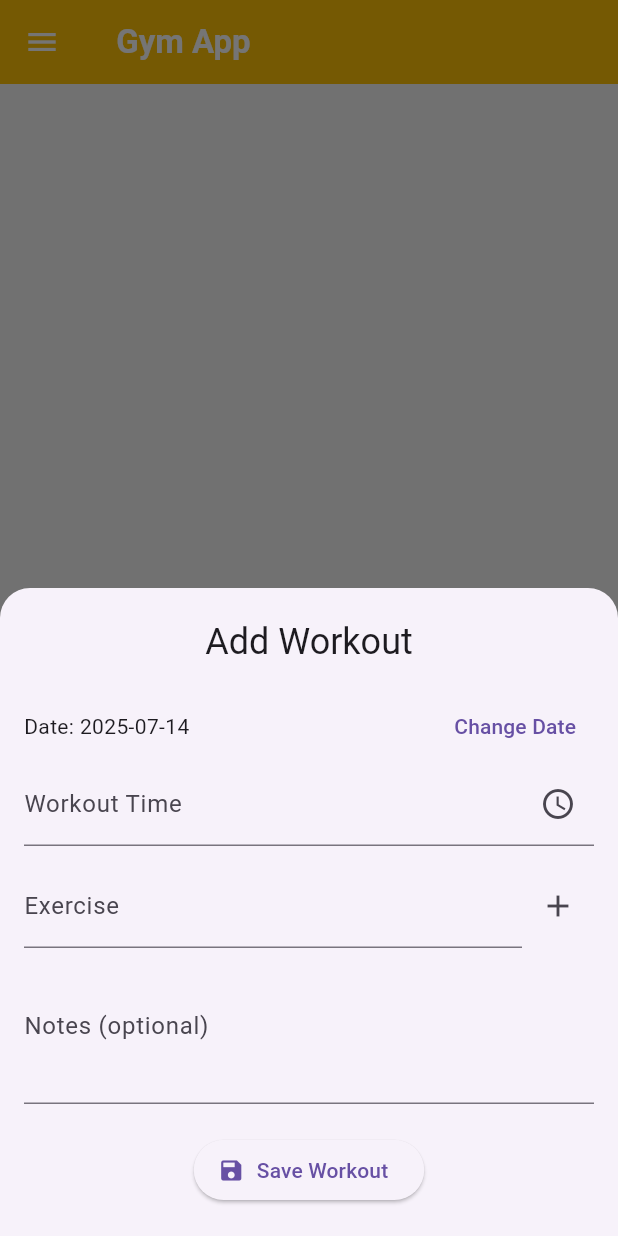
After one commit to sujanae/Gym_Buddy, a Flutter app: the screen it shows after launch, after a tap on "Add Workout", on a phone screen of 412 x 824 dp. The commit adds this screen. Run offline on Flutter 3.47's test engine with Material 3 defaults, Android fonts, the phone set to English and light mode, and no system bars; our stand-ins replace hive, hive_flutter; accounts and stored records are empty.

Commit message:
ft:app theme and adding workouts

```diff
--- /dev/null
+++ b/devtools_options.yaml
@@ -0,0 +1,3 @@
+description: This file stores settings for Dart & Flutter DevTools.
+documentation: https://docs.flutter.dev/tools/devtools/extensions#configure-extension-enablement-states
+extensions:
--- a/lib/main.dart
+++ b/lib/main.dart
@@ -1,19 +1,31 @@
 import 'package:flutter/material.dart';
 import 'package:gym_app/models/workout_note.dart';
 import 'package:gym_app/pages/home_page.dart';
+import 'package:gym_app/theme/theme_provider.dart';
 
 import 'package:hive_flutter/adapters.dart';
 import 'package:path_provider/path_provider.dart';
+import 'package:provider/provider.dart';
 
 void main() async {
-  WidgetsFlutterBinding.ensureInitialized();
+  WidgetsFlutterBinding.ensureInitialized(); //for using platform channels like accessing files
 
-  final dir = await getApplicationDocumentsDirectory();
-  await Hive.initFlutter(dir.path);
-  Hive.registerAdapter(WorkoutNoteAdapter());
-  await Hive.openBox<WorkoutNote>('workout_notes');
+  final dir =
+      await getApplicationDocumentsDirectory(); //get a path to write the notes in app directory
+  await Hive.initFlutter(dir.path); //initialize hive at that path
+  Hive.registerAdapter(
+    WorkoutNoteAdapter(),
+  ); //registers a type adapter for the model,becoz hive dont know dart class
+  await Hive.openBox<WorkoutNote>(
+    'workout_notes',
+  ); //opening a hive box for further things
 
-  runApp(const MyApp());
+  runApp(
+    ChangeNotifierProvider(
+      create: (_) => ThemeProvider(),
+      child: const MyApp(),
+    ),
+  );
 }
 
 class MyApp extends StatelessWidget {
@@ -21,6 +33,37 @@ class MyApp extends StatelessWidget {
 
   @override
   Widget build(BuildContext context) {
-    return MaterialApp(home: HomePage());
+    final themeProvider = Provider.of<ThemeProvider>(context);
+
+    return MaterialApp(
+      title: 'Gym Notes',
+      debugShowCheckedModeBanner: false,
+      themeMode: themeProvider.themeMode,
+      theme: ThemeData(
+        brightness: Brightness.light,
+        primarySwatch: themeProvider.primaryColor,
+        scaffoldBackgroundColor: const Color(0xFFF7F7F7),
+        appBarTheme: AppBarTheme(
+          backgroundColor: themeProvider.primaryColor,
+          foregroundColor: Colors.white,
+        ),
+        floatingActionButtonTheme: FloatingActionButtonThemeData(
+          backgroundColor: themeProvider.primaryColor,
+        ),
+      ),
+      darkTheme: ThemeData(
+        brightness: Brightness.dark,
+        primarySwatch: themeProvider.primaryColor,
+        scaffoldBackgroundColor: const Color(0xFF121212),
+        appBarTheme: AppBarTheme(
+          backgroundColor: themeProvider.primaryColor.shade700,
+          foregroundColor: Colors.white,
+        ),
+        floatingActionButtonTheme: FloatingActionButtonThemeData(
+          backgroundColor: themeProvider.primaryColor.shade400,
+        ),
+      ),
+      home: const HomePage(),
+    );
   }
 }
--- /dev/null
+++ b/lib/pages/add_workout_page.dart
@@ -0,0 +1,187 @@
+import 'package:flutter/material.dart';
+import 'package:hive/hive.dart';
+import 'package:intl/intl.dart';
+import '../models/workout_note.dart';
+
+class AddWorkoutSheet extends StatefulWidget {
+  const AddWorkoutSheet({super.key});
+
+  @override
+  State<AddWorkoutSheet> createState() => _AddWorkoutSheetState();
+}
+
+class _AddWorkoutSheetState extends State<AddWorkoutSheet> {
+  DateTime _selectedDate = DateTime.now();
+  final TextEditingController _timeController = TextEditingController();
+  final TextEditingController _notesController = TextEditingController();
+  final TextEditingController _exerciseInputController =
+      TextEditingController();
+  List<String> _exercises = [];
+
+  void _addExercise() {
+    final text = _exerciseInputController.text.trim();
+    if (text.isNotEmpty) {
+      setState(() {
+        _exercises.add(text);
+        _exerciseInputController.clear();
+      });
+    }
+  }
+
+  void _removeExercise(int index) {
+    setState(() {
+      _exercises.removeAt(index);
+    });
+  }
+
+  void _selectDate() async {
+    final DateTime? picked = await showDatePicker(
+      context: context,
+      initialDate: _selectedDate,
+      firstDate: DateTime(2023),
+      lastDate: DateTime(2100),
+    );
+    if (picked != null) {
+      setState(() {
+        _selectedDate = picked;
+      });
+    }
+  }
+
+  void _pickTime() async {
+    final TimeOfDay? picked = await showTimePicker(
+      context: context,
+      initialTime: TimeOfDay.now(),
+    );
+    if (picked != null) {
+      final now = DateTime.now();
+      final formattedTime = TimeOfDay(
+        hour: picked.hour,
+        minute: picked.minute,
+      ).format(context);
+
+      setState(() {
+        _timeController.text = formattedTime;
+      });
+    }
+  }
+
+  void _saveWorkout() async {
+    final time = _timeController.text.trim();
+    final notes = _notesController.text.trim();
+
+    if (time.isEmpty || _exercises.isEmpty) {
+      ScaffoldMessenger.of(context).showSnackBar(
+        const SnackBar(
+          content: Text("Please enter time and at least one exercise"),
+        ),
+      );
+      return;
+    }
+
+    final box = Hive.box<WorkoutNote>('workout_notes');
+    final newWorkout = WorkoutNote(
+      workoutDate: _selectedDate,
+      workoutTime: time,
+      exercise: _exercises,
+      notes: notes,
+    );
+
+    await box.add(newWorkout);
+    Navigator.of(context).pop(); // ✅ Close the bottom sheet
+  }
+
+  @override
+  Widget build(BuildContext context) {
+    final formatter = DateFormat('yyyy-MM-dd');
+    return Padding(
+      padding: EdgeInsets.only(
+        top: 20,
+        left: 16,
+        right: 16,
+        bottom: MediaQuery.of(context).viewInsets.bottom + 20,
+      ),
+      child: SingleChildScrollView(
+        child: Column(
+          mainAxisSize: MainAxisSize.min,
+          children: [
+            Text(
+              "Add Workout",
+              style: Theme.of(context).textTheme.headlineSmall,
+            ),
+            const SizedBox(height: 16),
+
+            Row(
+              children: [
+                Expanded(
+                  child: Text("Date: ${formatter.format(_selectedDate)}"),
+                ),
+                TextButton(
+                  onPressed: _selectDate,
+                  child: const Text("Change Date"),
+                ),
+              ],
+            ),
+
+            GestureDetector(
+              onTap: _pickTime,
+              child: AbsorbPointer(
+                child: TextField(
+                  controller: _timeController,
+                  decoration: const InputDecoration(
+                    labelText: "Workout Time",
+                    suffixIcon: Icon(Icons.access_time),
+                  ),
+                ),
+              ),
+            ),
+
+            const SizedBox(height: 12),
+
+            Row(
+              children: [
+                Expanded(
+                  child: TextField(
+                    controller: _exerciseInputController,
+                    decoration: const InputDecoration(labelText: "Exercise"),
+                  ),
+                ),
+                IconButton(
+                  icon: const Icon(Icons.add),
+                  onPressed: _addExercise,
+                ),
+              ],
+            ),
+
+            ListView.builder(
+              shrinkWrap: true,
+              itemCount: _exercises.length,
+              itemBuilder: (context, index) {
+                return ListTile(
+                  title: Text(_exercises[index]),
+                  trailing: IconButton(
+                    icon: const Icon(Icons.delete, color: Colors.red),
+                    onPressed: () => _removeExercise(index),
+                  ),
+                );
+              },
+            ),
+
+            TextField(
+              controller: _notesController,
+              maxLines: 3,
+              decoration: const InputDecoration(labelText: "Notes (optional)"),
+            ),
+
+            const SizedBox(height: 20),
+            ElevatedButton.icon(
+              icon: const Icon(Icons.save),
+              label: const Text("Save Workout"),
+              onPressed: _saveWorkout,
+            ),
+          ],
+        ),
+      ),
+    );
+  }
+}
--- a/lib/pages/home_page.dart
+++ b/lib/pages/home_page.dart
@@ -1,4 +1,9 @@
 import 'package:flutter/material.dart';
+import 'package:gym_app/models/workout_note.dart';
+import 'package:gym_app/pages/add_workout_page.dart';
+import 'package:hive/hive.dart';
+import 'package:hive_flutter/adapters.dart';
+import 'package:intl/intl.dart';
 
 class HomePage extends StatefulWidget {
   const HomePage({super.key});
@@ -11,10 +16,113 @@ class _HomePageState extends State<HomePage> {
   @override
   Widget build(BuildContext context) {
     return Scaffold(
-      appBar: AppBar(title: Text("Gym App")),
-      floatingActionButton: FloatingActionButton(
-        onPressed: () {},
-        child: Icon(Icons.add),
+      appBar: AppBar(
+        title: const Text(
+          " Gym App",
+          style: TextStyle(fontWeight: FontWeight.bold, color: Colors.white),
+        ),
+        backgroundColor: Colors.amber,
+      ),
+      drawer: const Drawer(), // Optional – customize later
+      body: ValueListenableBuilder(
+        valueListenable: Hive.box<WorkoutNote>('workout_notes').listenable(),
+        builder: (context, Box<WorkoutNote> box, _) {
+          if (box.isEmpty) {
+            return const Center(
+              child: Text(
+                "No workouts logged yet 💪",
+                style: TextStyle(fontSize: 18, color: Colors.grey),
+              ),
+            );
+          }
+
+          final notes = box.values.toList().reversed.toList();
+
+          return ListView.builder(
+            itemCount: notes.length,
+            padding: const EdgeInsets.only(bottom: 80),
+            itemBuilder: (context, index) {
+              final note = notes[index];
+
+              return Card(
+                margin: const EdgeInsets.symmetric(horizontal: 16, vertical: 8),
+                elevation: 4,
+                shape: RoundedRectangleBorder(
+                  borderRadius: BorderRadius.circular(16),
+                ),
+                child: Padding(
+                  padding: const EdgeInsets.all(16),
+                  child: Column(
+                    crossAxisAlignment: CrossAxisAlignment.start,
+                    children: [
+                      Row(
+                        mainAxisAlignment: MainAxisAlignment.spaceBetween,
+                        children: [
+                          Text(
+                            DateFormat('EEE, MMM d').format(note.workoutDate),
+                            style: const TextStyle(
+                              fontSize: 16,
+                              fontWeight: FontWeight.bold,
+                            ),
+                          ),
+                          Text(
+                            note.workoutTime,
+                            style: const TextStyle(
+                              color: Colors.grey,
+                              fontWeight: FontWeight.w500,
+                            ),
+                          ),
+                        ],
+                      ),
+                      const SizedBox(height: 10),
+                      ...note.exercise.map(
+                        (e) => Row(
+                          crossAxisAlignment: CrossAxisAlignment.start,
+                          children: [
+                            const Icon(
+                              Icons.fitness_center,
+                              size: 18,
+                              color: Colors.amber,
+                            ),
+                            const SizedBox(width: 6),
+                            Expanded(child: Text(e)),
+                          ],
+                        ),
+                      ),
+                      if (note.notes.isNotEmpty) ...[
+                        const Divider(height: 20),
+                        Text(
+                          "notes: ${note.notes}",
+                          style: const TextStyle(
+                            color: Colors.black87,
+                            fontStyle: FontStyle.italic,
+                            fontWeight: FontWeight.bold,
+                          ),
+                        ),
+                      ],
+                    ],
+                  ),
+                ),
+              );
+            },
+          );
+        },
+      ),
+
+      floatingActionButton: FloatingActionButton.extended(
+        backgroundColor: Colors.amberAccent,
+        icon: const Icon(Icons.add),
+        label: const Text("Add Workout", style: TextStyle(color: Colors.white)),
+        onPressed: () {
+          showModalBottomSheet(
+            context: context,
+            isScrollControlled: true,
+            shape: const RoundedRectangleBorder(
+              borderRadius: BorderRadius.vertical(top: Radius.circular(20)),
+            ),
+            builder: (_) => const AddWorkoutSheet(),
+          );
+        },
       ),
     );
   }
--- /dev/null
+++ b/lib/theme/theme_provider.dart
@@ -0,0 +1,21 @@
+import 'package:flutter/material.dart';
+
+class ThemeProvider with ChangeNotifier {
+  ThemeMode _themeMode = ThemeMode.system;
+  MaterialColor _primaryColor = Colors.green;
+
+  ThemeMode get themeMode => _themeMode;
+  MaterialColor get primaryColor => _primaryColor;
+
+  void setTheme(MaterialColor color) {
+    _primaryColor = color;
+    notifyListeners();
+  }
+
+  void toggleSystemTheme(Brightness brightness) {
+    _themeMode = brightness == Brightness.dark
+        ? ThemeMode.dark
+        : ThemeMode.light;
+    notifyListeners();
+  }
+}
--- a/pubspec.yaml
+++ b/pubspec.yaml
@@ -38,6 +38,8 @@ dependencies:
   # The following adds the Cupertino Icons font to your application.
   # Use with the CupertinoIcons class for iOS style icons.
   cupertino_icons: ^1.0.8
+  intl: ^0.20.2
+  provider: ^6.1.5
 
 dev_dependencies:
   flutter_test:
```
Also changed, not shown: lib/theme/app_themes.dart (added, +18 -0 lines), pubspec.lock.
